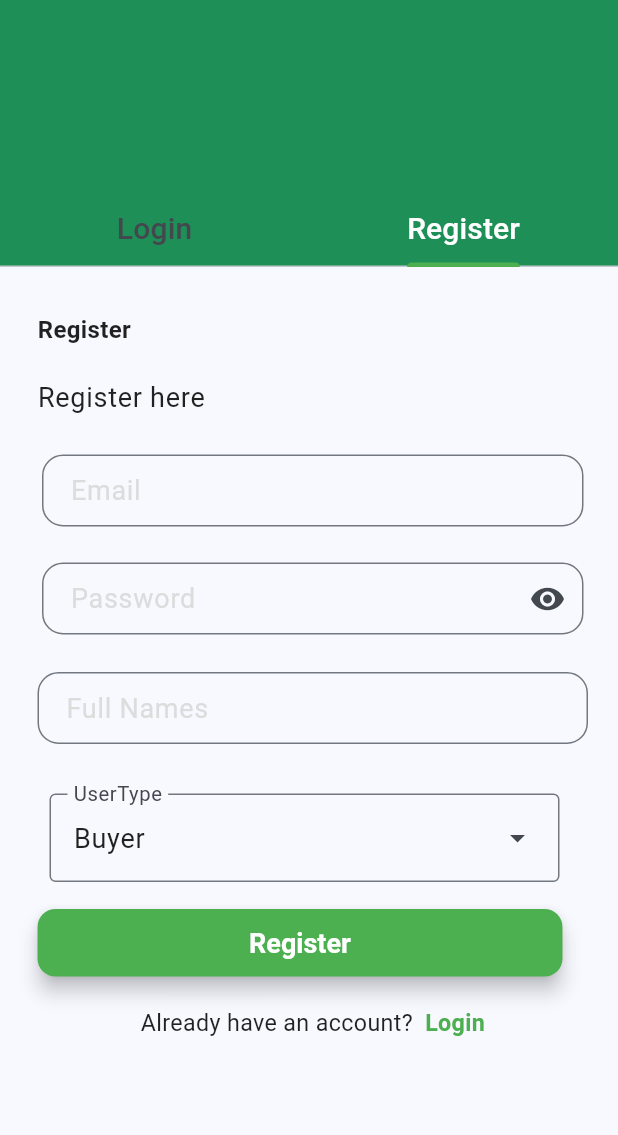
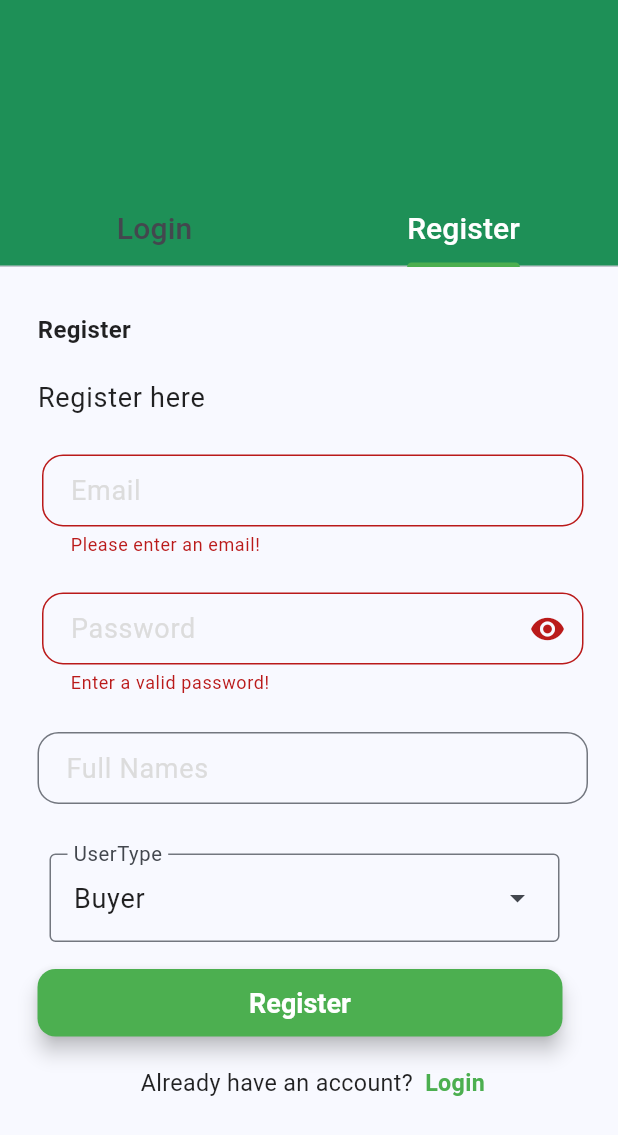
Before and after one commit to Ynthia16/AgriSales_MobileApp, a Flutter app: the screen it shows after launch, tab 2 chosen, after a tap on "Register", on a phone screen of 412 x 824 dp. Shown: the top 1135 px of the screen. Run offline on Flutter 3.47's test engine with Material 3 defaults, Android fonts, the phone set to English and light mode, and no system bars; our stand-ins replace cloud_firestore, firebase_auth, firebase_core, flutter_riverpod; accounts and stored records are empty; network calls fail.

Commit message:
added validation and authentication

```diff
--- a/agrisale/lib/components/common_components/input_text.dart
+++ b/agrisale/lib/components/common_components/input_text.dart
@@ -1,12 +1,23 @@
+// import 'dart:html';
+
 import 'package:flutter/material.dart';
 
 class TextInput extends StatefulWidget {
-  const TextInput({super.key, required this.userName, required this.passWord, required this.controllerEmail, required this.controllerPassword});
+  const TextInput(
+      {super.key,
+      required this.userName,
+      required this.passWord,
+      required this.controllerEmail,
+      required this.controllerPassword,
+      required this.formKey,
+
+      });
 
   final String userName;
   final String passWord;
   final TextEditingController controllerEmail;
   final TextEditingController controllerPassword;
+   final GlobalKey<FormState> formKey;
 
   @override
   State<TextInput> createState() => _TextInputState();
@@ -21,14 +32,39 @@ class _TextInputState extends State<TextInput> {
     passwordVisible = true;
   }
 
+  String? emailValidator(String? value) {
+    if (value == null || value.isEmpty) {
+      return 'Please enter an email!';
+    }
+    if (!RegExp(
+            r"^[a-zA-Z0-9.a-zA-Z0-9.!#$%&'*+-/=?^_`{|}~]+@[a-zA-Z0-9]+\.[a-zA-Z]+")
+        .hasMatch(value)) {
+      return 'Enter a valid email';
+    }
+    return null;
+  }
+
+  String? passwordValidator(String? value) {
+    if (value == null || value.isEmpty) {
+      return 'Enter a valid password!';
+    }
+    if (value.length < 6) {
+      return 'Password must be at least 6 characters long';
+    }
+    return null;
+  }
+
   @override
   Widget build(BuildContext context) {
     return Padding(
       padding: const EdgeInsets.fromLTRB(3, 5, 3, 5),
+      child: Form(
+        key: widget.formKey,
         child: Column(
           crossAxisAlignment: CrossAxisAlignment.start,
           children: [
-          TextField(
+            TextFormField(
+              validator: emailValidator,
               controller: widget.controllerEmail,
               textAlignVertical: TextAlignVertical.center,
               keyboardType: TextInputType.name,
@@ -46,7 +82,8 @@ class _TextInputState extends State<TextInput> {
               ),
             ),
             const SizedBox(height: 24),
-          TextField(
+            TextFormField(
+              validator: passwordValidator,
               controller: widget.controllerPassword,
               obscureText: passwordVisible,
               textAlignVertical: TextAlignVertical.center,
@@ -79,6 +116,7 @@ class _TextInputState extends State<TextInput> {
             ),
           ],
         ),
+      ),
     );
   }
 }
--- a/agrisale/lib/screens/common_screens/register.dart
+++ b/agrisale/lib/screens/common_screens/register.dart
@@ -1,8 +1,9 @@
 // ignore_for_file: avoid_print
 
+import 'package:agrisale/components/common_components/tab_bar.dart';
 import 'package:agrisale/screens/common_screens/login.dart';
 import 'package:firebase_auth/firebase_auth.dart';
-import 'package:flutter/cupertino.dart';
+// import 'package:flutter/cupertino.dart';
 import 'package:flutter/material.dart';
 import 'package:agrisale/components/common_components/button.dart';
 import 'package:agrisale/components/common_components/input_text.dart';
@@ -19,23 +20,12 @@ class RegisterScreen extends StatefulWidget {
 class _RegisterScreenState extends State<RegisterScreen> {
   final FirebaseAuth _auth = FirebaseAuth.instance;
   final FirebaseFirestore _db = FirebaseFirestore.instance;
-  // void create() async {
-  //   try {
-  //     await _db.collection('usersCollection').doc(userCredential.user?.uid).set({
-  //       'email': _emailController.text,
-  //       'userName': _userNameController.text,
-  //       'userType': 'Buyer'
-  //     });
-  //   } catch (e) {
-  //     print(e);
-  //   }
-  // }
 
   final TextEditingController _emailController = TextEditingController();
   final TextEditingController _passwordController = TextEditingController();
   final TextEditingController _nameController = TextEditingController();
   final TextEditingController _userTypeController = TextEditingController();
-
+  final _formKey = GlobalKey<FormState>();
   @override
   void dispose() {
     _emailController.dispose();
@@ -46,8 +36,14 @@ class _RegisterScreenState extends State<RegisterScreen> {
   }
 
   String _message = '';
+  bool _isLoading = false;
 
   Future<void> _registerWithEmailAndPassword() async {
+    if (_formKey.currentState?.validate() ?? false) {
+      setState(() {
+        _isLoading = true;
+      });
+    }
     try {
       UserCredential userCredential =
           await _auth.createUserWithEmailAndPassword(
@@ -62,16 +58,24 @@ class _RegisterScreenState extends State<RegisterScreen> {
         'userName': _nameController.text,
         'userType': _userTypeController.text,
       });
-      // _navigateToHome();
       setState(() {
-        // create();
+        _isLoading = false;
+        _navigateToLogin();
         _message = 'Successfully registered as ${userCredential.user?.email}';
       });
     } catch (e) {
       setState(() {
         _message = 'Failed to register with Email & Password\n${e.toString()}';
+        _isLoading = false;
       });
     }
+  }
+
+  void _navigateToLogin() {
+    Navigator.pushReplacement(
+      context,
+      MaterialPageRoute(builder: (context) => const MyTabBar()),
+    );
   }
 
   bool? isChecked = true;
@@ -95,6 +99,7 @@ class _RegisterScreenState extends State<RegisterScreen> {
                   style: Theme.of(context).textTheme.bodyLarge),
               const SizedBox(height: 20),
               TextInput(
+                  formKey: _formKey,
                   controllerEmail: _emailController,
                   controllerPassword: _passwordController,
                   passWord: 'Password',
@@ -124,19 +129,6 @@ class _RegisterScreenState extends State<RegisterScreen> {
                     userTypeController: _userTypeController),
               ),
               const SizedBox(height: 10),
-              // const MyButton(
-              //   buttonWord: 'Register',
-              //   screenName: LoginScreen(),
-              // ),
-
-              // ElevatedButton(
-              //   onPressed: () {
-              //     _registerWithEmailAndPassword();
-              //     // create();
-              //   },
-              //   child: const Text('Register with Email'),
-              // ),
-
               SizedBox(
                 height: 45,
                 width: 350,
@@ -156,12 +148,15 @@ class _RegisterScreenState extends State<RegisterScreen> {
                         textStyle: const TextStyle(
                           fontSize: 18,
                         )),
-                    child: const Text(
-                      'Register',
-                      style: TextStyle(fontWeight: FontWeight.bold),
-                    )),
+                    child: _isLoading
+                        ? const CircularProgressIndicator(
+                            color: Colors.white,
+                          )
+                        : const Text(
+                            'Register',
+                            style: TextStyle(fontWeight: FontWeight.bold),
+                          )),
               ),
-
               const SizedBox(height: 20),
               const Row(
                 mainAxisAlignment: MainAxisAlignment.center,
```
Also changed, not shown: agrisale/lib/screens/common_screens/login.dart (+57 -21 lines). Lines whose indentation alone changed are shown as unchanged.
